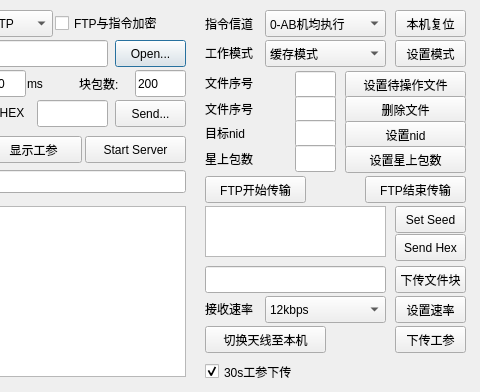
Qt form ui/file_send.ui (ArtisticZhao/file_sender_to_GNURadio) before a commit; both pictures show x 235 to 715 and y 0 to 392 of the 715 by 392 pixel window.
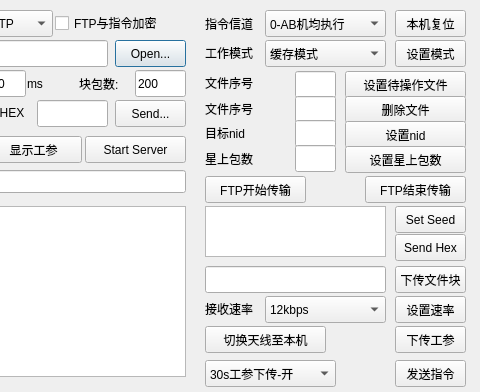
The same form after that commit.

Commit message: 增加了新的命令，优化了信息提示：执行的指令会在log窗口中查看

```diff
--- a/ui/file_send.ui
+++ b/ui/file_send.ui
@@ -793,22 +793,6 @@
     <string>设置星上包数</string>
    </property>
   </widget>
-  <widget class="QCheckBox" name="gongcan_download_time">
-   <property name="geometry">
-    <rect>
-     <x>440</x>
-     <y>360</y>
-     <width>111</width>
-     <height>23</height>
-    </rect>
-   </property>
-   <property name="text">
-    <string>30s工参下传</string>
-   </property>
-   <property name="checked">
-    <bool>true</bool>
-   </property>
-  </widget>
   <widget class="QPushButton" name="set_hex_btn">
    <property name="geometry">
     <rect>
@@ -822,6 +806,44 @@
     <string>Send Hex</string>
    </property>
   </widget>
+  <widget class="QPushButton" name="rf_gongcan_btn">
+   <property name="geometry">
+    <rect>
+     <x>630</x>
+     <y>360</y>
+     <width>71</width>
+     <height>27</height>
+    </rect>
+   </property>
+   <property name="text">
+    <string>发送指令</string>
+   </property>
+  </widget>
+  <widget class="QComboBox" name="gongcan_download_time_cb">
+   <property name="geometry">
+    <rect>
+     <x>440</x>
+     <y>360</y>
+     <width>131</width>
+     <height>27</height>
+    </rect>
+   </property>
+   <item>
+    <property name="text">
+     <string>30s工参下传-开</string>
+    </property>
+   </item>
+   <item>
+    <property name="text">
+     <string>30s工参下传-关</string>
+    </property>
+   </item>
+   <item>
+    <property name="text">
+     <string>射频通道关闭</string>
+    </property>
+   </item>
+  </widget>
  </widget>
  <resources/>
  <connections/>
```
The commit also changes 4 other files.
